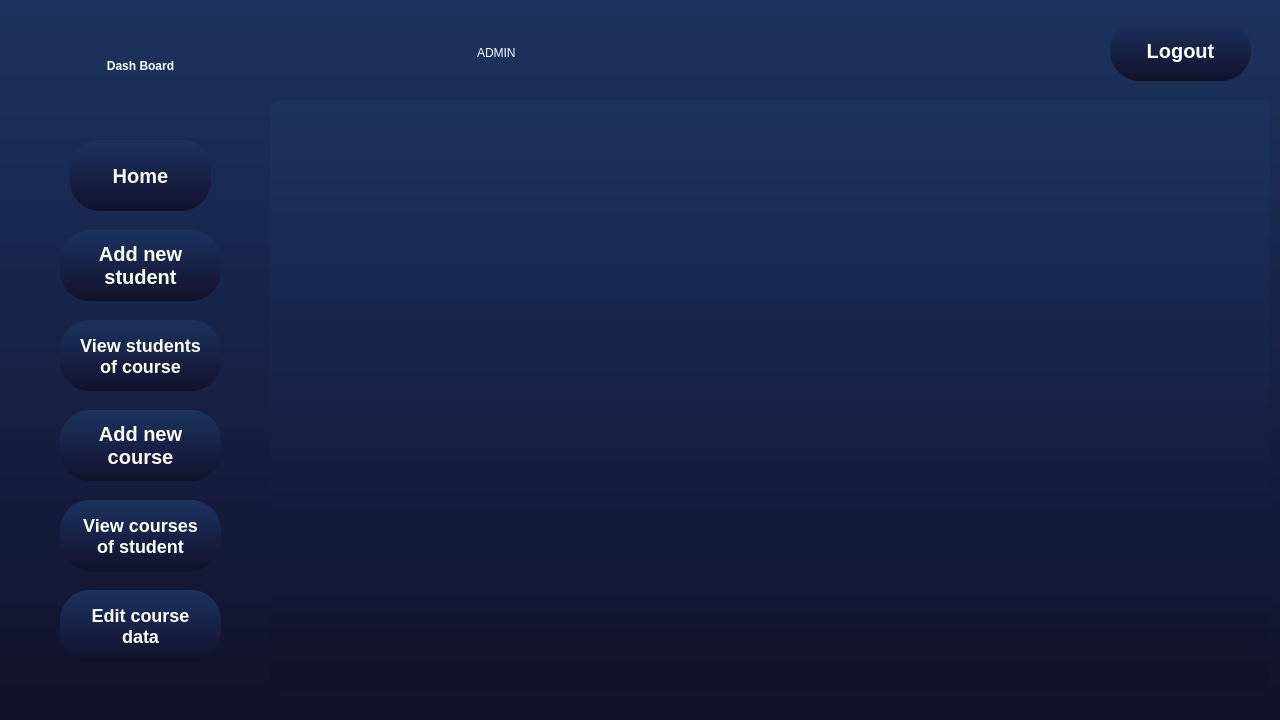
Above: Qt/adminpage.ui from KerollosRady/University-mangament-system before the change. Below: the same form after it.
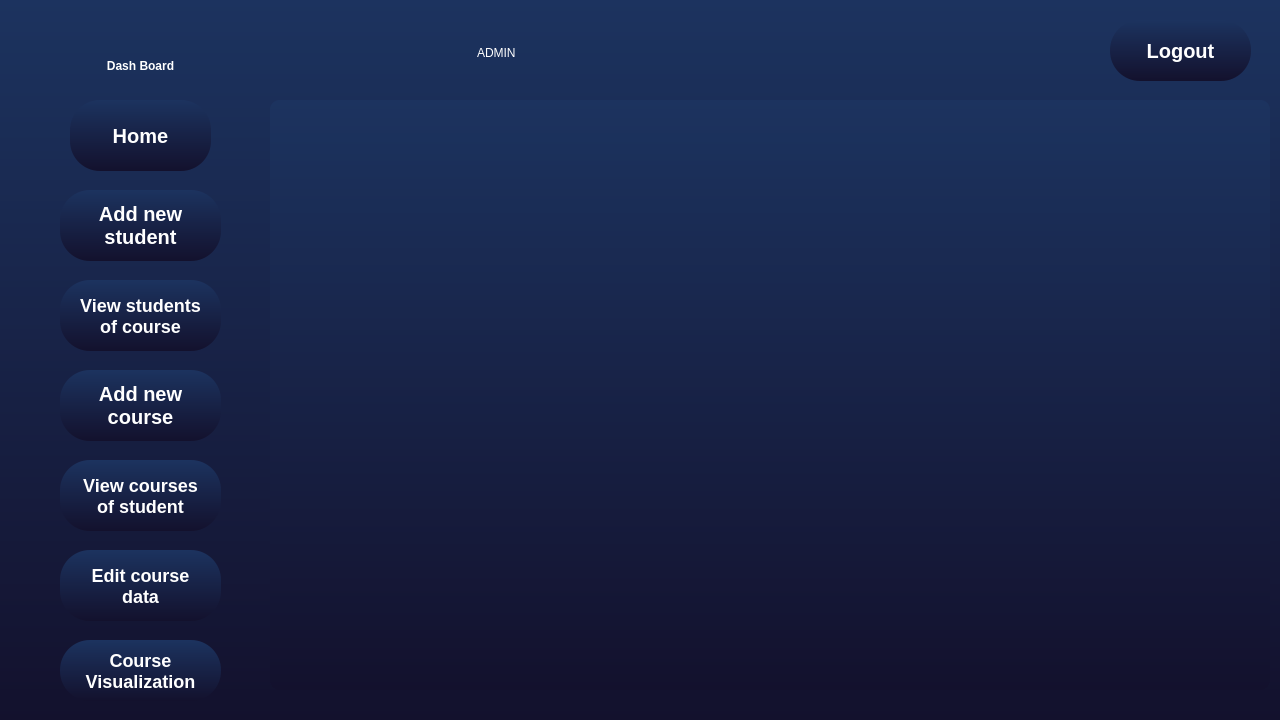
That is the form after the change.

Patch:
```diff
--- a/Qt/adminpage.ui
+++ b/Qt/adminpage.ui
@@ -81,7 +81,7 @@
    <property name="geometry">
     <rect>
      <x>60</x>
-     <y>500</y>
+     <y>460</y>
      <width>161</width>
      <height>71</height>
     </rect>
@@ -106,7 +106,7 @@
    <property name="geometry">
     <rect>
      <x>60</x>
-     <y>590</y>
+     <y>550</y>
      <width>161</width>
      <height>71</height>
     </rect>
@@ -131,7 +131,7 @@
    <property name="geometry">
     <rect>
      <x>60</x>
-     <y>320</y>
+     <y>280</y>
      <width>161</width>
      <height>71</height>
     </rect>
@@ -156,7 +156,7 @@
    <property name="geometry">
     <rect>
      <x>60</x>
-     <y>230</y>
+     <y>190</y>
      <width>161</width>
      <height>71</height>
     </rect>
@@ -181,7 +181,7 @@
    <property name="geometry">
     <rect>
      <x>70</x>
-     <y>140</y>
+     <y>100</y>
      <width>141</width>
      <height>71</height>
     </rect>
@@ -229,7 +229,7 @@
    <property name="geometry">
     <rect>
      <x>60</x>
-     <y>410</y>
+     <y>370</y>
      <width>161</width>
      <height>71</height>
     </rect>
@@ -299,6 +299,31 @@
     <string>Logout</string>
    </property>
   </widget>
+  <widget class="QPushButton" name="CourseVisual">
+   <property name="geometry">
+    <rect>
+     <x>60</x>
+     <y>640</y>
+     <width>161</width>
+     <height>61</height>
+    </rect>
+   </property>
+   <property name="cursor">
+    <cursorShape>PointingHandCursor</cursorShape>
+   </property>
+   <property name="styleSheet">
+    <string notr="true">    font-weight: 600;
+	font-size:18px;
+    border-radius:30px;
+    color: #ffffff;
+background: qlineargradient(x1:0, y1:0, x2:0, y2:1, stop:0 #1c335f, stop:1 #13112d);
+</string>
+   </property>
+   <property name="text">
+    <string>Course
+Visualization</string>
+   </property>
+  </widget>
   <zorder>listView</zorder>
   <zorder>scrollArea</zorder>
   <zorder>ViewCourse</zorder>
@@ -310,6 +335,7 @@
   <zorder>NewCourse</zorder>
   <zorder>name</zorder>
   <zorder>logout</zorder>
+  <zorder>CourseVisual</zorder>
  </widget>
  <resources/>
  <connections/>
```
